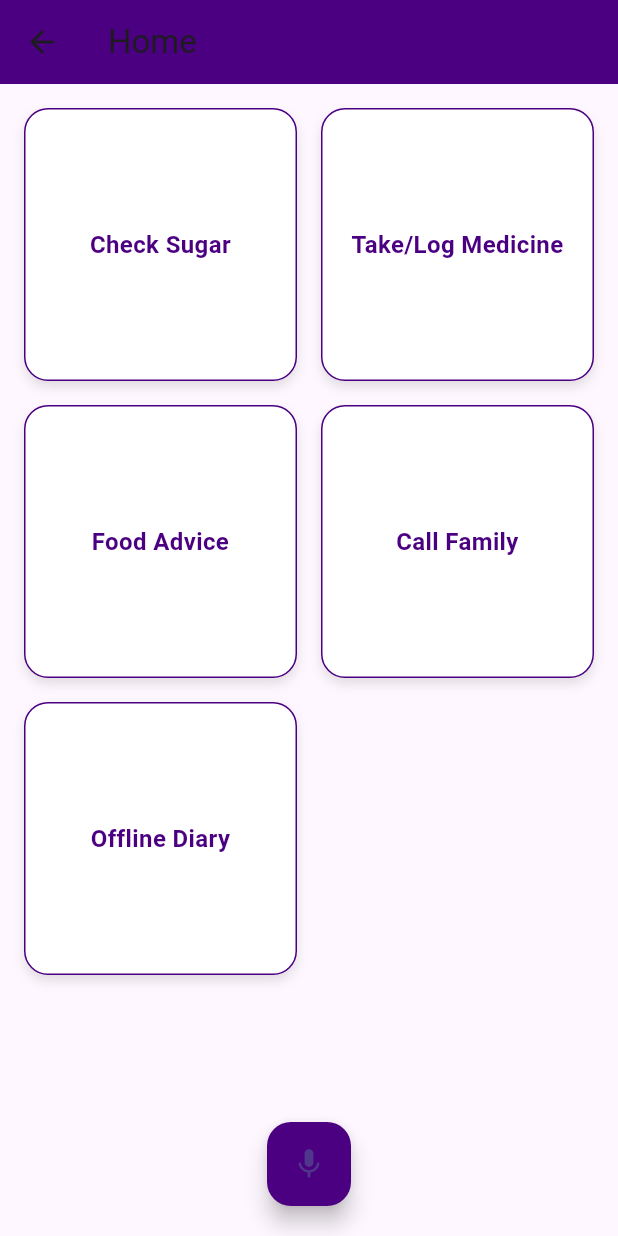
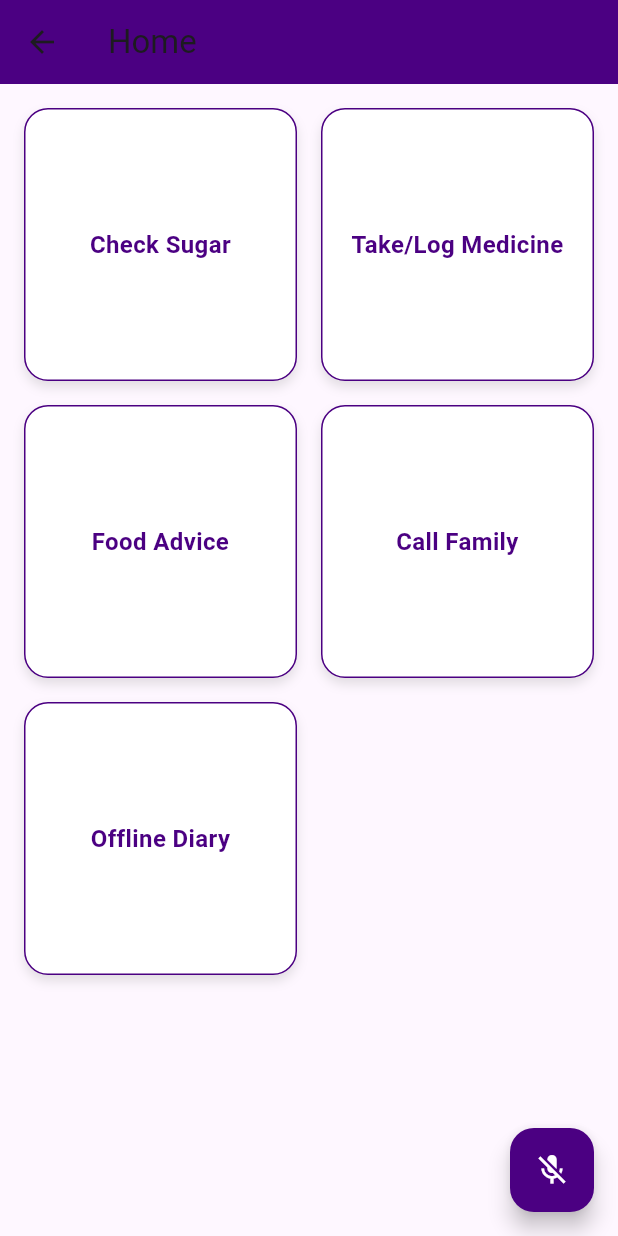
Before and after one commit to MahadiAhmed0/SugarVoice, a Flutter app: the HomePage screen opened directly, on a phone screen of 412 x 824 dp. Run offline on Flutter 3.47's test engine with Material 3 defaults, Android fonts, the phone set to English and light mode, and no system bars; our stand-ins replace speech_to_text.

Commit message:
added speech to text for home page

```diff
--- a/application_for_diabetic_patients/lib/Home/home_page.dart
+++ b/application_for_diabetic_patients/lib/Home/home_page.dart
@@ -1,12 +1,27 @@
+import 'package:speech_to_text/speech_recognition_result.dart' as stt;
+
 import 'CallFamilyPage.dart';
 import 'FoodAdvice.Dart';
 import 'MedicineLogPage.dart';
 import 'OfflineDiaryPage.dart';
 import 'SugarCheckPage.dart';
 import 'package:flutter/material.dart';
-import '../Utils/voice_utils.dart';
+import 'package:speech_to_text/speech_to_text.dart' as stt;
 
-class HomePage extends StatelessWidget {
+class HomePage extends StatefulWidget {
+  const HomePage({super.key});
+
+  @override
+  State<HomePage> createState() => _HomePageState();
+}
+
+class _HomePageState extends State<HomePage> {
+  final stt.SpeechToText _speechToText = stt.SpeechToText();
+  bool _speechEnabled = false;
+  String _wordsSpoken = "";
+  double _confidenceLevel = 0;
+  final Color borderColor = Color(0xFF4B0082);
+
   final List<String> buttons = [
     'Check Sugar',
     'Take/Log Medicine',
@@ -15,7 +30,75 @@ class HomePage extends StatelessWidget {
     'Offline Diary'
   ];
 
-  final Color borderColor = Color(0xFF4B0082);
+  @override
+  void initState() {
+    super.initState();
+    _initSpeech();
+  }
+
+  void _initSpeech() async {
+    _speechEnabled = await _speechToText.initialize();
+    setState(() {});
+  }
+
+  void _startListening() async {
+    await _speechToText.listen(onResult: _onSpeechResult);
+    setState(() {
+      _confidenceLevel = 0;
+    });
+  }
+
+  void _stopListening() async {
+    await _speechToText.stop();
+    setState(() {});
+  }
+
+  void _onSpeechResult(stt.SpeechRecognitionResult result) {
+    setState(() {
+      _wordsSpoken = result.recognizedWords;
+      _confidenceLevel = result.confidence;
+    });
+
+    if (result.finalResult) {
+      _handleVoiceCommand(_wordsSpoken);
+    }
+  }
+
+  void _handleVoiceCommand(String command) {
+    final text = command.toLowerCase();
+
+    if (text.contains('check sugar') || text.contains('sugar check') || text.contains('sugar')) {
+      _navigateToPage('Check Sugar');
+    } else if (text.contains('medicine') || text.contains('log medicine') || text.contains('take medicine')) {
+      _navigateToPage('Take/Log Medicine');
+    } else if (text.contains('food') || text.contains('advice') || text.contains('food advice')) {
+      _navigateToPage('Food Advice');
+    } else if (text.contains('call') || text.contains('family') || text.contains('call family')) {
+      _navigateToPage('Call Family');
+    } else if (text.contains('diary') || text.contains('offline') || text.contains('offline diary')) {
+      _navigateToPage('Offline Diary');
+    }
+  }
+
+  void _navigateToPage(String label) {
+    switch (label) {
+      case 'Check Sugar':
+        Navigator.push(context, MaterialPageRoute(builder: (_) => CheckSugarPage()));
+        break;
+      case 'Take/Log Medicine':
+        Navigator.push(context, MaterialPageRoute(builder: (_) => MedicineLogPage()));
+        break;
+      case 'Food Advice':
+        Navigator.push(context, MaterialPageRoute(builder: (_) => FoodAdvicePage()));
+        break;
+      case 'Call Family':
+        Navigator.push(context, MaterialPageRoute(builder: (_) => CallFamilyPage()));
+        break;
+      case 'Offline Diary':
+        Navigator.push(context, MaterialPageRoute(builder: (_) => OfflineDiaryPage()));
+        break;
+    }
+  }
 
   @override
   Widget build(BuildContext context) {
@@ -49,23 +132,7 @@ class HomePage extends StatelessWidget {
                         child: InkWell(
                           borderRadius: BorderRadius.circular(16),
                           onTap: () {
-                            switch (label) {
-                              case 'Check Sugar':
-                                Navigator.push(context, MaterialPageRoute(builder: (_) => CheckSugarPage()));
-                                break;
-                              case 'Take/Log Medicine':
-                                Navigator.push(context, MaterialPageRoute(builder: (_) => MedicineLogPage()));
-                                break;
-                              case 'Food Advice':
-                                Navigator.push(context, MaterialPageRoute(builder: (_) => FoodAdvicePage()));
-                                break;
-                              case 'Call Family':
-                                Navigator.push(context, MaterialPageRoute(builder: (_) => CallFamilyPage()));
-                                break;
-                              case 'Offline Diary':
-                                Navigator.push(context, MaterialPageRoute(builder: (_) => OfflineDiaryPage()));
-                                break;
-                            }
+                            _navigateToPage(label);
                           },
                           child: Center(
                               child: Text(
@@ -81,33 +148,63 @@ class HomePage extends StatelessWidget {
                   .toList(),
             ),
           ),
-          Positioned(
-            bottom: 20,
-            left: 0,
-            right: 0,
-            child: Center(
-              child: FloatingActionButton(
-                onPressed: () {
-                  // Voice command functionality
-                  _showVoiceCommandDialog(context);
-                },
-                backgroundColor: borderColor,
-                child: Icon(Icons.mic),
+          if (_speechToText.isListening)
+            Positioned.fill(
+              child: Container(
+                color: Colors.black.withOpacity(0.5),
+                child: Center(
+                  child: Column(
+                    mainAxisAlignment: MainAxisAlignment.center,
+                    children: [
+                      Icon(
+                        Icons.mic,
+                        color: Colors.red,
+                        size: 100,
+                      ),
+                      SizedBox(height: 20),
+                      Text(
+                        "Listening...",
+                        style: TextStyle(
+                          color: Colors.white,
+                          fontSize: 24,
+                          fontWeight: FontWeight.bold,
+                        ),
+                      ),
+                      SizedBox(height: 10),
+                      Text(
+                        _wordsSpoken,
+                        style: TextStyle(
+                          color: Colors.white,
+                          fontSize: 18,
+                        ),
+                      ),
+                      if (_confidenceLevel > 0)
+                        Padding(
+                          padding: const EdgeInsets.only(top: 10),
+                          child: Text(
+                            "Confidence: ${(_confidenceLevel * 100).toStringAsFixed(1)}%",
+                            style: TextStyle(
+                              color: Colors.white,
+                              fontSize: 16,
+                            ),
+                          ),
+                        ),
+                    ],
+                  ),
+                ),
               ),
             ),
-          ),
         ],
+      ),
+      floatingActionButton: FloatingActionButton(
+        onPressed: _speechToText.isListening ? _stopListening : _startListening,
+        tooltip: 'Listen',
+        child: Icon(
+          _speechToText.isListening ? Icons.mic : Icons.mic_off,
+          color: Colors.white,
+        ),
+        backgroundColor: borderColor,
       ),
     );
   }
-
-    void _showVoiceCommandDialog(BuildContext context) {
-      showVoiceInputDialog(
-        context: context,
-        borderColor: borderColor,
-        title: "Speak Now",
-        content: "What would you like to do?",
-        snackbarText: 'Listening for command...',
-    );
-  }
 }
--- a/application_for_diabetic_patients/pubspec.yaml
+++ b/application_for_diabetic_patients/pubspec.yaml
@@ -10,6 +10,9 @@ dependencies:
   flutter:
     sdk: flutter
 
+  speech_to_text: ^7.0.0
+  provider: ^6.1.0
+
 dev_dependencies:
   flutter_test:
     sdk: flutter
```
Also changed, not shown: application_for_diabetic_patients/lib/Utils/voice_utils.dart (+61 -13 lines), application_for_diabetic_patients/lib/speech_navigation.dart (added, +54 -0 lines), application_for_diabetic_patients/pubspec.lock, 3 other files.
